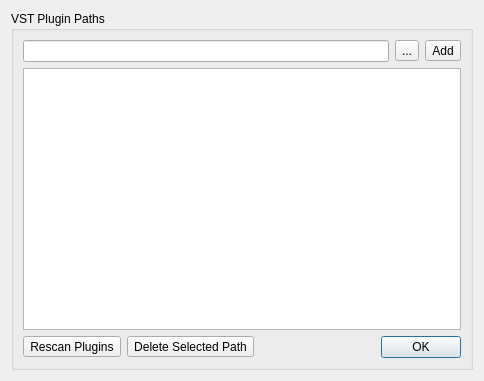
Above: Qt/qt4_vst_paths_widget.ui from kmatheussen/radium before the change. Below: the same form after it.
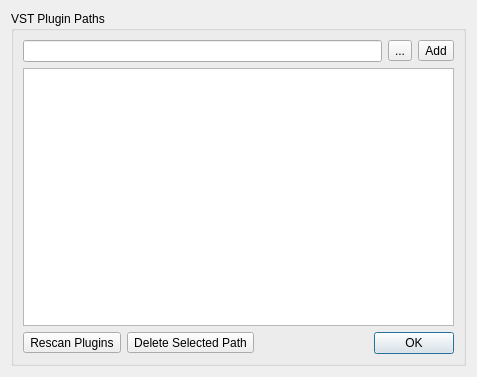
That is the form after the change.

```diff
--- a/Qt/qt4_vst_paths_widget.ui
+++ b/Qt/qt4_vst_paths_widget.ui
@@ -6,10 +6,16 @@
    <rect>
     <x>0</x>
     <y>0</y>
-    <width>484</width>
-    <height>381</height>
+    <width>477</width>
+    <height>377</height>
    </rect>
   </property>
+  <property name="sizePolicy">
+   <sizepolicy hsizetype="Maximum" vsizetype="Maximum">
+    <horstretch>0</horstretch>
+    <verstretch>0</verstretch>
+   </sizepolicy>
+  </property>
   <property name="windowTitle">
    <string>Form</string>
   </property>
```
